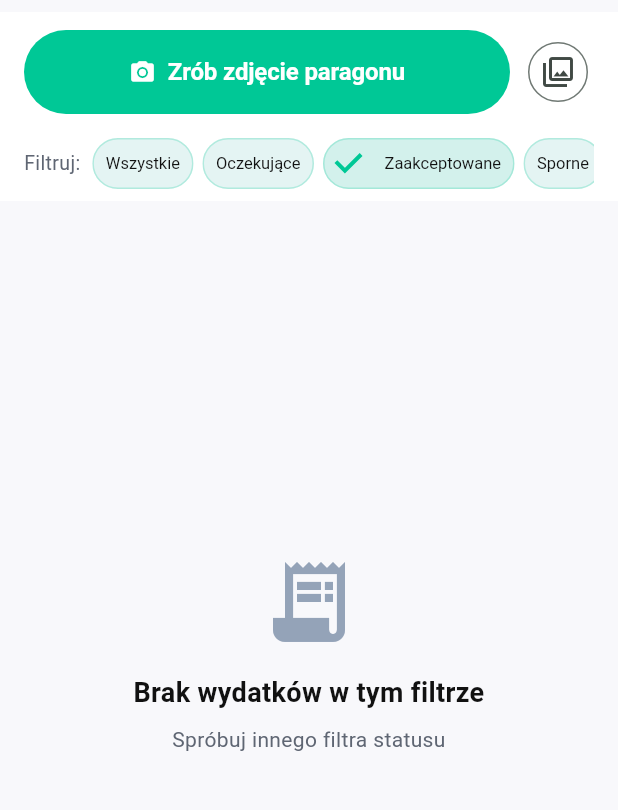
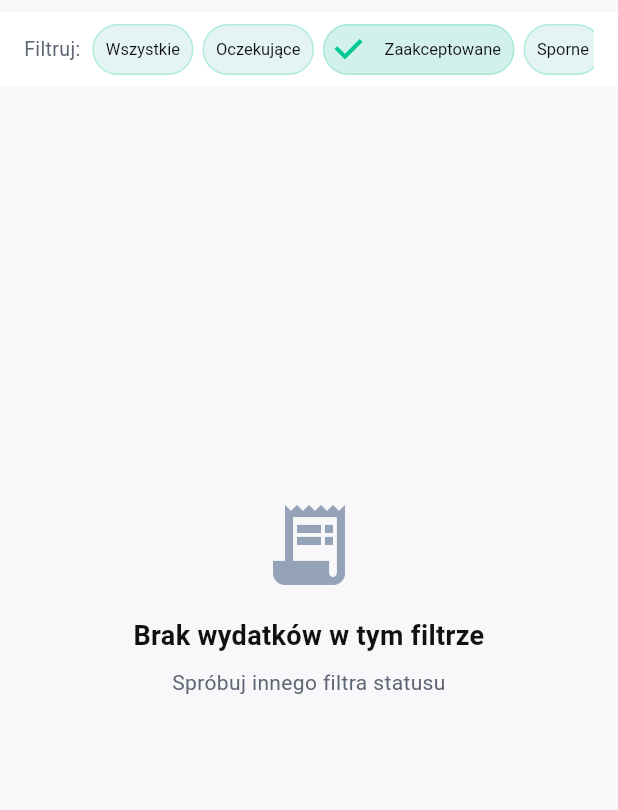
Before and after one commit to coparentes-cmd/Coparentes-App-vol-2, a Flutter app: the FinanceScreen screen opened directly, after a tap on an icon or button, on a phone screen of 412 x 824 dp, the part 129-939 px from its top. Run offline on Flutter 3.47's test engine with Material 3 defaults, Android fonts, the phone set to English and light mode, and no system bars; our stand-ins replace file_picker, flutter_secure_storage, image_picker, pdf, shared_preferences, table_calendar; missing offline and left inert: dart:html; accounts and stored records are empty; network calls fail; project files that could hold a hidden picture were left out.

Commit message:
Usuń zduplikowane przyciski paragonu z listy wydatków.
Dodawanie wydatku z paragonu zostaje tylko w nagłówku zakładki Finanse.

Co-authored-by: Cursor <cursoragent@cursor.com>

```diff
--- a/lib/screens/finance/finance_screen.dart
+++ b/lib/screens/finance/finance_screen.dart
@@ -587,37 +587,6 @@ class FinanceScreenState extends State<FinanceScreen>
 
     return Column(
       children: [
-        if (!isReadOnly)
-          Container(
-            width: double.infinity,
-            color: Colors.white,
-            padding: const EdgeInsets.fromLTRB(16, 12, 16, 8),
-            child: Row(
-              children: [
-                Expanded(
-                  child: ElevatedButton.icon(
-                    onPressed: () => _addExpense(
-                      context,
-                      ocrMode: true,
-                      autoLaunchSource: ReceiptImageSource.camera,
-                    ),
-                    icon: const Icon(Icons.camera_alt, size: 18),
-                    label: const Text('Zrób zdjęcie paragonu'),
-                  ),
-                ),
-                const SizedBox(width: 8),
-                IconButton.outlined(
-                  tooltip: 'Wybierz z galerii',
-                  onPressed: () => _addExpense(
-                    context,
-                    ocrMode: true,
-                    autoLaunchSource: ReceiptImageSource.gallery,
-                  ),
-                  icon: const Icon(Icons.photo_library_outlined),
-                ),
-              ],
-            ),
-          ),
         Container(
           color: Colors.white,
           padding: const EdgeInsets.symmetric(horizontal: 16, vertical: 8),
```
